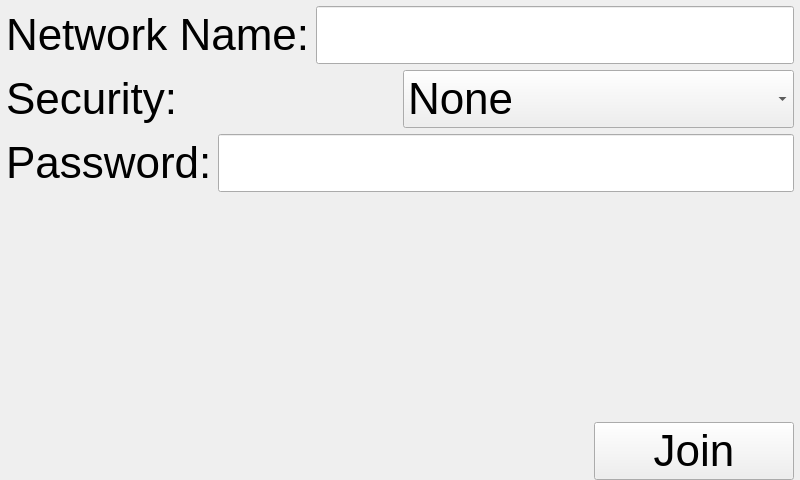
First picture: the form in ui/OtherNetworkWidget.ui, repository kipr/botui, before the edit.
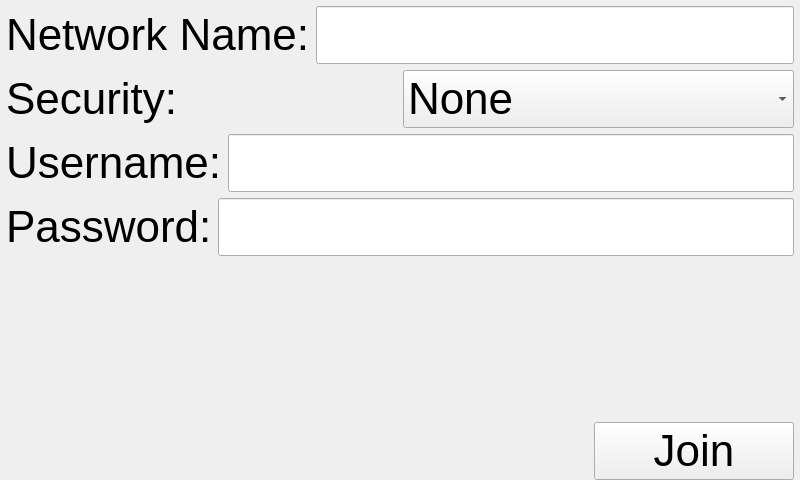
Second picture: the form after the edit. Icons and pictures are not drawn. Custom widgets are drawn as their Qt base class.

```diff
--- a/ui/OtherNetworkWidget.ui
+++ b/ui/OtherNetworkWidget.ui
@@ -100,6 +100,31 @@
     <layout class="QHBoxLayout" name="horizontalLayout_5">
      <item>
       <widget class="QLabel" name="label_3">
+       <property name="font">
+        <font>
+         <pointsize>33</pointsize>
+        </font>
+       </property>
+       <property name="text">
+        <string>Username:</string>
+       </property>
+      </widget>
+     </item>
+     <item>
+      <widget class="LineEdit" name="username">
+       <property name="font">
+        <font>
+         <pointsize>33</pointsize>
+        </font>
+       </property>
+      </widget>
+     </item>
+    </layout>
+   </item>
+   <item>
+    <layout class="QHBoxLayout" name="horizontalLayout_6">
+     <item>
+      <widget class="QLabel" name="label_4">
        <property name="font">
         <font>
          <pointsize>33</pointsize>
```
Left out of the diff: 7 changed lines with no effect on the pictures.
